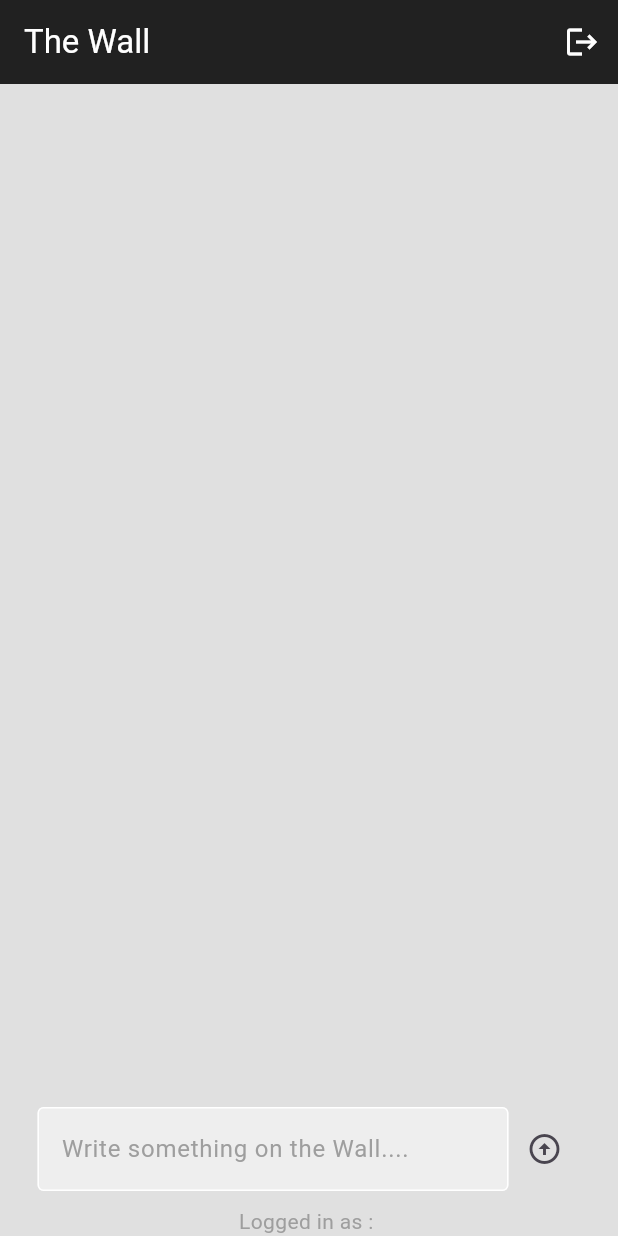
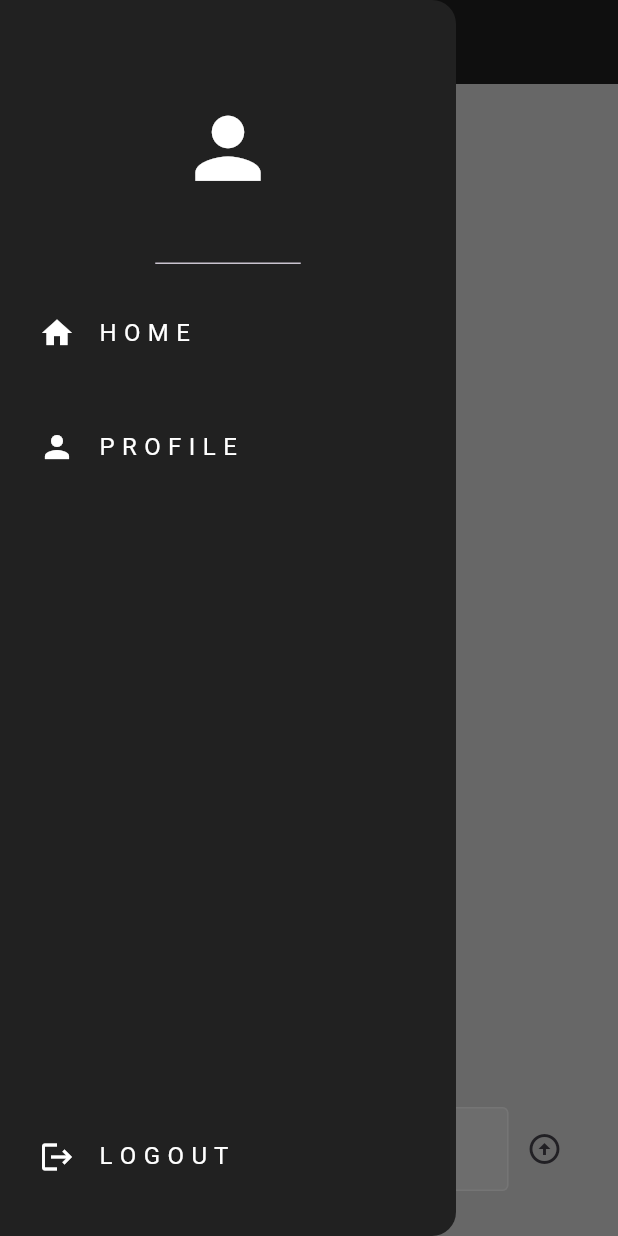
Before and after one commit to amankumarsingh3658/The-Wall, a Flutter app: the screen it shows once a user with an empty profile is signed in, with the side drawer open (before the commit the screen has no drawer), on a phone screen of 412 x 824 dp. Run offline on Flutter 3.47's test engine with Material 3 defaults, Android fonts, the phone set to English and light mode, and no system bars; our stand-ins replace cloud_firestore, firebase_auth, firebase_core; accounts and stored records are empty.

```diff
--- /dev/null
+++ b/lib/components/drawer.dart
@@ -0,0 +1,48 @@
+import 'package:flutter/material.dart';
+import 'package:thewall/components/my_List_tile.dart';
+
+class MyDrawer extends StatelessWidget {
+  void Function()? onProfileTap;
+  void Function()? onLogout;
+
+  MyDrawer({super.key, required this.onProfileTap, required this.onLogout});
+
+  @override
+  Widget build(BuildContext context) {
+    return Drawer(
+      backgroundColor: Colors.grey[900],
+      child: Padding(
+        padding: const EdgeInsets.symmetric(horizontal: 10, vertical: 15),
+        child: Column(
+          mainAxisAlignment: MainAxisAlignment.spaceBetween,
+          children: [
+            // Header
+            Column(
+              children: [
+                DrawerHeader(
+                    child: Icon(
+                  Icons.person,
+                  color: Colors.white,
+                  size: 65,
+                )),
+                // Home List Tile
+                MyListTile(
+                  icon: Icons.home,
+                  text: "H O M E ",
+                  onTap: () => Navigator.pop(context),
+                ),
+                // Profile List Tile
+                MyListTile(
+                    icon: Icons.person,
+                    text: "P R O F I L E",
+                    onTap: onProfileTap),
+              ],
+            ),
+            // Logout List Tile
+            MyListTile(icon: Icons.logout, text: "L O G O U T", onTap: onLogout)
+          ],
+        ),
+      ),
+    );
+  }
+}
--- /dev/null
+++ b/lib/components/my_List_tile.dart
@@ -0,0 +1,28 @@
+import 'package:flutter/material.dart';
+
+class MyListTile extends StatelessWidget {
+  final IconData icon;
+  final String text;
+  void Function()? onTap;
+  MyListTile({super.key, required this.icon, required this.text ,required this.onTap});
+
+  @override
+  Widget build(BuildContext context) {
+    return Padding(
+      padding: const EdgeInsets.symmetric(
+        vertical: 10,
+      ),
+      child: ListTile(
+        onTap: onTap,
+        leading: Icon(
+          icon,
+          color: Colors.white,
+        ),
+        title: Text(
+          text,
+          style: TextStyle(color: Colors.white),
+        ),
+      ),
+    );
+  }
+}
--- a/lib/components/wall_post.dart
+++ b/lib/components/wall_post.dart
@@ -1,6 +1,5 @@
 import 'package:cloud_firestore/cloud_firestore.dart';
 import 'package:firebase_auth/firebase_auth.dart';
-import 'package:firebase_core/firebase_core.dart';
 import 'package:flutter/material.dart';
 import 'package:thewall/components/like_button.dart';
 
--- a/lib/pages/home_page.dart
+++ b/lib/pages/home_page.dart
@@ -1,9 +1,11 @@
 import 'package:cloud_firestore/cloud_firestore.dart';
 import 'package:firebase_auth/firebase_auth.dart';
 import 'package:flutter/material.dart';
+import 'package:thewall/components/drawer.dart';
 
 import 'package:thewall/components/text_fields.dart';
 import 'package:thewall/components/wall_post.dart';
+import 'package:thewall/pages/profile_page.dart';
 
 class HomePage extends StatefulWidget {
   const HomePage({super.key});
@@ -40,25 +42,27 @@ class _HomePageState extends State<HomePage> {
     });
   }
 
+  // go to profile Page
+  void goToProfilePage() {
+    // pop the drawer
+    Navigator.pop(context);
+
+    // go to profile page
+    Navigator.push(
+        context, MaterialPageRoute(builder: (context) => ProfilePage()));
+  }
+
   @override
   Widget build(BuildContext context) {
     return Scaffold(
       backgroundColor: Colors.grey[300],
       appBar: AppBar(
+        iconTheme: IconThemeData(color: Colors.white),
         title: Text(
           "The Wall",
           style: TextStyle(color: Colors.white),
         ),
         backgroundColor: Colors.grey[900],
-        actions: [
-          IconButton(
-            onPressed: signOut,
-            icon: Icon(
-              Icons.logout,
-              color: Colors.white,
-            ),
-          ),
-        ],
       ),
       body: SafeArea(
         child: Center(
@@ -128,6 +132,10 @@ class _HomePageState extends State<HomePage> {
           ),
         ),
       ),
+      drawer: MyDrawer(
+        onProfileTap: () => goToProfilePage(),
+        onLogout: () => signOut(),
+      ),
     );
   }
 }
```
Also changed, not shown: lib/components/text_box.dart (added, +44 -0 lines), lib/pages/profile_page.dart (added, +151 -0 lines), lib/pages/register_page.dart (+17 -3 lines).
